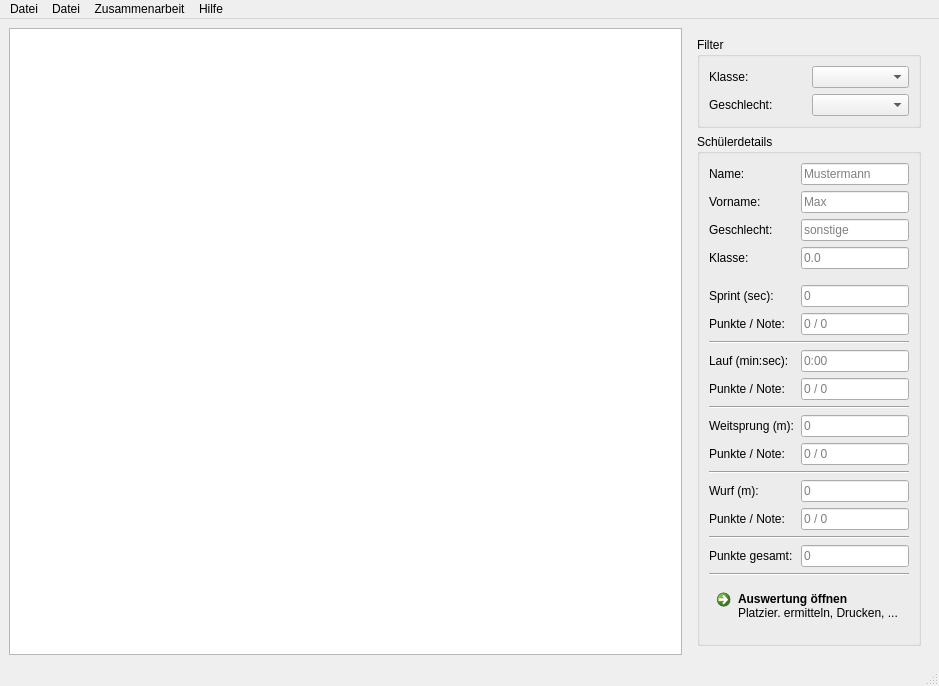
Before: the Qt Designer form ui/MainForm.ui in libf-de/ffx-sportfest, drawn with Qt 5.
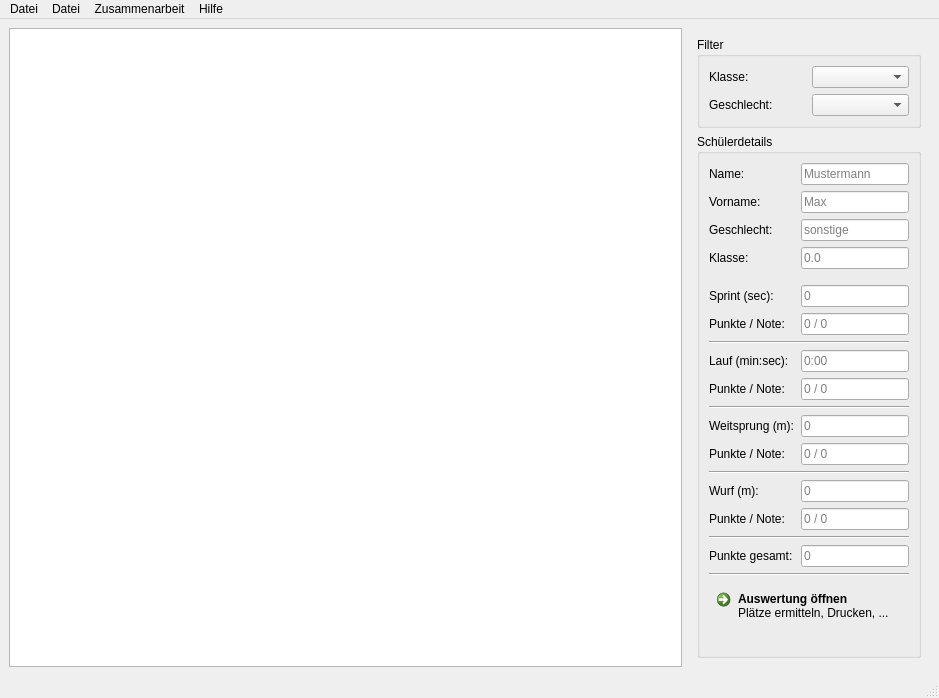
After: the same form once the commit is applied. Icons and pictures are not drawn. Custom widgets are drawn as their Qt base class.

```diff
--- a/ui/MainForm.ui
+++ b/ui/MainForm.ui
@@ -7,7 +7,7 @@
     <x>0</x>
     <y>0</y>
     <width>939</width>
-    <height>686</height>
+    <height>698</height>
    </rect>
   </property>
   <property name="windowTitle">
@@ -576,7 +576,7 @@
              <string>Auswertung öffnen</string>
             </property>
             <property name="description">
-             <string>Platzier. ermitteln, Drucken, ...</string>
+             <string>Plätze ermitteln, Drucken, ...</string>
             </property>
            </widget>
           </item>
```
Left out of the diff: 151 changed lines with no effect on the pictures.
